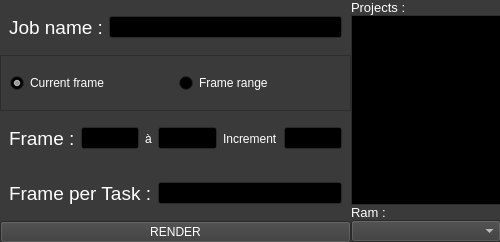
First picture: the form in maya/qt/submitter.ui, repository ArtFXDev/submitter, before the edit.
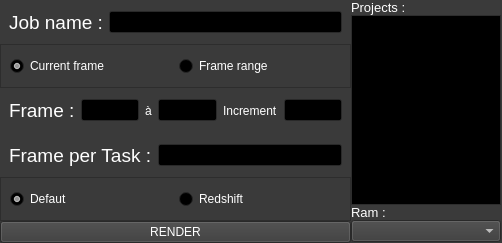
Second picture: the form after the edit.

Commit message: [Maya] Add redshift

Diff of the .ui file:
```diff
--- a/maya/qt/submitter.ui
+++ b/maya/qt/submitter.ui
@@ -6,8 +6,8 @@
    <rect>
     <x>0</x>
     <y>0</y>
-    <width>500</width>
-    <height>242</height>
+    <width>502</width>
+    <height>243</height>
    </rect>
   </property>
   <property name="palette">
@@ -471,6 +471,13 @@
        <property name="spacing">
         <number>0</number>
        </property>
+       <item row="6" column="0">
+        <widget class="QPushButton" name="bt_render">
+         <property name="text">
+          <string>RENDER</string>
+         </property>
+        </widget>
+       </item>
        <item row="0" column="0">
         <widget class="QWidget" name="widget_2" native="true">
          <layout class="QHBoxLayout" name="horizontalLayout_4">
@@ -583,11 +590,33 @@
          </layout>
         </widget>
        </item>
-       <item row="4" column="0">
-        <widget class="QPushButton" name="bt_render">
-         <property name="text">
-          <string>RENDER</string>
+       <item row="5" column="0">
+        <widget class="QFrame" name="frame_2">
+         <property name="frameShape">
+          <enum>QFrame::StyledPanel</enum>
          </property>
+         <property name="frameShadow">
+          <enum>QFrame::Raised</enum>
+         </property>
+         <layout class="QHBoxLayout" name="horizontalLayout_5">
+          <item>
+           <widget class="QRadioButton" name="rb_render_defaut">
+            <property name="text">
+             <string>Defaut</string>
+            </property>
+            <property name="checked">
+             <bool>true</bool>
+            </property>
+           </widget>
+          </item>
+          <item>
+           <widget class="QRadioButton" name="rb_render_redshift">
+            <property name="text">
+             <string>Redshift</string>
+            </property>
+           </widget>
+          </item>
+         </layout>
         </widget>
        </item>
       </layout>
```
Left out of the diff: 60 changed lines with no effect on the pictures. The commit also changes 1 other file.
